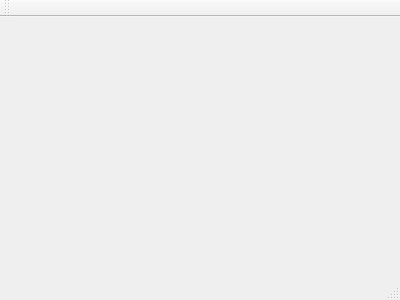
Above: mainwindow.ui from Fanneyyy/hairy-ironman before the change. Below: the same form after it.
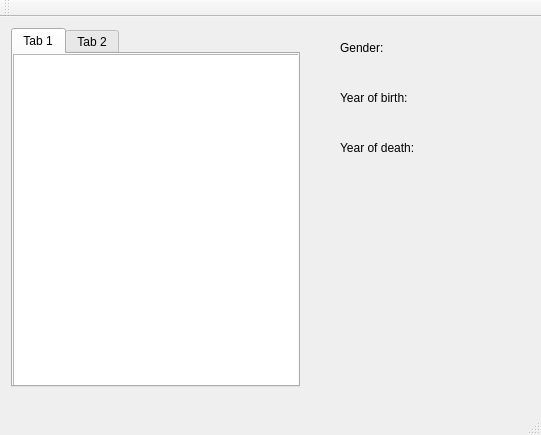
That is the form after the change.

The edit to the form file:
```diff
--- a/mainwindow.ui
+++ b/mainwindow.ui
@@ -1,24 +1,170 @@
 <ui version="4.0">
  <class>MainWindow</class>
- <widget class="QMainWindow" name="MainWindow" >
-  <property name="geometry" >
+ <widget class="QMainWindow" name="MainWindow">
+  <property name="geometry">
    <rect>
     <x>0</x>
     <y>0</y>
-    <width>400</width>
-    <height>300</height>
+    <width>541</width>
+    <height>435</height>
    </rect>
   </property>
   <property name="windowTitle" >
    <string>MainWindow</string>
   </property>
-  <widget class="QMenuBar" name="menuBar" />
-  <widget class="QToolBar" name="mainToolBar" />
-  <widget class="QWidget" name="centralWidget" />
-  <widget class="QStatusBar" name="statusBar" />
+  <widget class="QWidget" name="centralWidget">
+   <widget class="QWidget" name="horizontalLayoutWidget">
+    <property name="geometry">
+     <rect>
+      <x>0</x>
+      <y>0</y>
+      <width>311</width>
+      <height>381</height>
+     </rect>
+    </property>
+    <layout class="QHBoxLayout" name="horizontalLayout_2">
+     <item>
+      <widget class="QTabWidget" name="tabWidget">
+       <property name="currentIndex">
+        <number>0</number>
+       </property>
+       <widget class="QWidget" name="tab">
+        <attribute name="title">
+         <string>Tab 1</string>
+        </attribute>
+        <widget class="QListWidget" name="listTab1">
+         <property name="geometry">
+          <rect>
+           <x>0</x>
+           <y>0</y>
+           <width>311</width>
+           <height>351</height>
+          </rect>
+         </property>
+        </widget>
+       </widget>
+       <widget class="QWidget" name="tab_2">
+        <attribute name="title">
+         <string>Tab 2</string>
+        </attribute>
+        <widget class="QListWidget" name="listTab2">
+         <property name="geometry">
+          <rect>
+           <x>0</x>
+           <y>0</y>
+           <width>311</width>
+           <height>351</height>
+          </rect>
+         </property>
+        </widget>
+       </widget>
+      </widget>
+     </item>
+    </layout>
+   </widget>
+   <widget class="QLabel" name="label">
+    <property name="enabled">
+     <bool>true</bool>
+    </property>
+    <property name="geometry">
+     <rect>
+      <x>340</x>
+      <y>20</y>
+      <width>161</width>
+      <height>21</height>
+     </rect>
+    </property>
+    <property name="text">
+     <string>Gender:</string>
+    </property>
+   </widget>
+   <widget class="QLabel" name="labelGender">
+    <property name="geometry">
+     <rect>
+      <x>360</x>
+      <y>40</y>
+      <width>91</width>
+      <height>21</height>
+     </rect>
+    </property>
+    <property name="text">
+     <string/>
+    </property>
+   </widget>
+   <widget class="QLabel" name="labelBirthYear">
+    <property name="geometry">
+     <rect>
+      <x>360</x>
+      <y>90</y>
+      <width>91</width>
+      <height>21</height>
+     </rect>
+    </property>
+    <property name="text">
+     <string/>
+    </property>
+   </widget>
+   <widget class="QLabel" name="label_2">
+    <property name="geometry">
+     <rect>
+      <x>340</x>
+      <y>70</y>
+      <width>161</width>
+      <height>21</height>
+     </rect>
+    </property>
+    <property name="text">
+     <string>Year of birth:</string>
+    </property>
+   </widget>
+   <widget class="QLabel" name="label_3">
+    <property name="geometry">
+     <rect>
+      <x>340</x>
+      <y>120</y>
+      <width>161</width>
+      <height>21</height>
+     </rect>
+    </property>
+    <property name="text">
+     <string>Year of death:</string>
+    </property>
+   </widget>
+   <widget class="QLabel" name="labelDeathYear">
+    <property name="geometry">
+     <rect>
+      <x>360</x>
+      <y>140</y>
+      <width>91</width>
+      <height>21</height>
+     </rect>
+    </property>
+    <property name="text">
+     <string/>
+    </property>
+   </widget>
+  </widget>
+  <widget class="QMenuBar" name="menuBar">
+   <property name="geometry">
+    <rect>
+     <x>0</x>
+     <y>0</y>
+     <width>541</width>
+     <height>22</height>
+    </rect>
+   </property>
+  </widget>
+  <widget class="QToolBar" name="mainToolBar">
+   <attribute name="toolBarArea">
+    <enum>TopToolBarArea</enum>
+   </attribute>
+   <attribute name="toolBarBreak">
+    <bool>false</bool>
+   </attribute>
+  </widget>
+  <widget class="QStatusBar" name="statusBar"/>
  </widget>
- <layoutDefault spacing="6" margin="11" />
- <pixmapfunction></pixmapfunction>
+ <layoutdefault spacing="6" margin="11"/>
  <resources/>
  <connections/>
 </ui>
```
Left out of the diff: 3 changed lines with no effect on the pictures.
